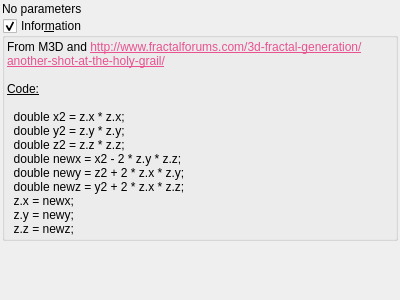
buddhi1980/mandelbulber2, file mandelbulber2/qt_data/fractal_quickdudley.ui: the form before one commit.
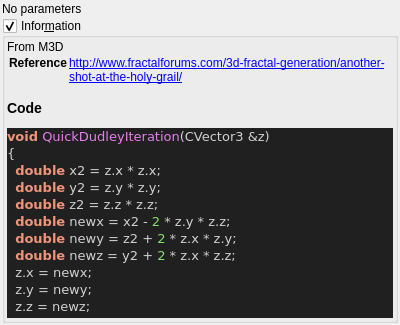
The form after the commit. Custom widgets are drawn as their Qt base class.

```diff
--- a/mandelbulber2/qt_data/fractal_quickdudley.ui
+++ b/mandelbulber2/qt_data/fractal_quickdudley.ui
@@ -66,23 +66,34 @@
       <item>
        <widget class="QLabel" name="label_4">
         <property name="text">
-         <string>&lt;!DOCTYPE HTML PUBLIC &quot;-//W3C//DTD HTML 4.0//EN&quot; &quot;http://www.w3.org/TR/REC-html40/strict.dtd&quot;&gt;
-&lt;html&gt;&lt;head&gt;&lt;meta name=&quot;qrichtext&quot; content=&quot;1&quot; /&gt;&lt;style type=&quot;text/css&quot;&gt;
-p, li { white-space: pre-wrap; }
-&lt;/style&gt;&lt;/head&gt;&lt;body&gt;
-&lt;p style=&quot; margin-top:0px; margin-bottom:0px; margin-left:0px; margin-right:0px; -qt-block-indent:0; text-indent:0px;&quot;&gt;From M3D and &lt;a href=&quot;http://www.fractalforums.com/3d-fractal-generation/another-shot-at-the-holy-grail/&quot;&gt;&lt;span style=&quot; text-decoration: underline; color:#e85290;&quot;&gt;http://www.fractalforums.com/3d-fractal-generation/another-shot-at-the-holy-grail/&lt;/span&gt;&lt;/a&gt;&lt;/p&gt;
-&lt;p style=&quot;-qt-paragraph-type:empty; margin-top:0px; margin-bottom:0px; margin-left:0px; margin-right:0px; -qt-block-indent:0; text-indent:0px;&quot;&gt;&lt;br /&gt;&lt;/p&gt;
-&lt;p style=&quot; margin-top:0px; margin-bottom:0px; margin-left:0px; margin-right:0px; -qt-block-indent:0; text-indent:0px;&quot;&gt;&lt;span style=&quot; text-decoration: underline;&quot;&gt;Code:&lt;/span&gt;&lt;/p&gt;
-&lt;p style=&quot;-qt-paragraph-type:empty; margin-top:0px; margin-bottom:0px; margin-left:0px; margin-right:0px; -qt-block-indent:0; text-indent:0px; text-decoration: underline;&quot;&gt;&lt;br /&gt;&lt;/p&gt;
-&lt;p style=&quot; margin-top:0px; margin-bottom:0px; margin-left:0px; margin-right:0px; -qt-block-indent:0; text-indent:0px;&quot;&gt;  double x2 = z.x * z.x;&lt;/p&gt;
-&lt;p style=&quot; margin-top:0px; margin-bottom:0px; margin-left:0px; margin-right:0px; -qt-block-indent:0; text-indent:0px;&quot;&gt;  double y2 = z.y * z.y;&lt;/p&gt;
-&lt;p style=&quot; margin-top:0px; margin-bottom:0px; margin-left:0px; margin-right:0px; -qt-block-indent:0; text-indent:0px;&quot;&gt;  double z2 = z.z * z.z;&lt;/p&gt;
-&lt;p style=&quot; margin-top:0px; margin-bottom:0px; margin-left:0px; margin-right:0px; -qt-block-indent:0; text-indent:0px;&quot;&gt;  double newx = x2 - 2 * z.y * z.z;&lt;/p&gt;
-&lt;p style=&quot; margin-top:0px; margin-bottom:0px; margin-left:0px; margin-right:0px; -qt-block-indent:0; text-indent:0px;&quot;&gt;  double newy = z2 + 2 * z.x * z.y;&lt;/p&gt;
-&lt;p style=&quot; margin-top:0px; margin-bottom:0px; margin-left:0px; margin-right:0px; -qt-block-indent:0; text-indent:0px;&quot;&gt;  double newz = y2 + 2 * z.x * z.z;&lt;/p&gt;
-&lt;p style=&quot; margin-top:0px; margin-bottom:0px; margin-left:0px; margin-right:0px; -qt-block-indent:0; text-indent:0px;&quot;&gt;  z.x = newx;&lt;/p&gt;
-&lt;p style=&quot; margin-top:0px; margin-bottom:0px; margin-left:0px; margin-right:0px; -qt-block-indent:0; text-indent:0px;&quot;&gt;  z.y = newy;&lt;/p&gt;
-&lt;p style=&quot; margin-top:0px; margin-bottom:0px; margin-left:0px; margin-right:0px; -qt-block-indent:0; text-indent:0px;&quot;&gt;  z.z = newz;&lt;/p&gt;&lt;/body&gt;&lt;/html&gt;</string>
+         <string>&lt;p&gt;From M3D&lt;/p&gt;&lt;table&gt;
+&lt;tr&gt;&lt;th&gt;Reference&lt;/th&gt;&lt;td&gt;&lt;a href=&quot;http://www.fractalforums.com/3d-fractal-generation/another-shot-at-the-holy-grail/&quot;&gt;http://www.fractalforums.com/3d-fractal-generation/another-shot-at-the-holy-grail/&lt;/a&gt;&lt;/td&gt;&lt;/tr&gt;
+&lt;/table&gt;
+&lt;h3&gt;Code&lt;/h3&gt;
+&lt;!DOCTYPE HTML PUBLIC &quot;-//W3C//DTD HTML 4.0 Transitional//EN&quot;&gt;
+&lt;html&gt;
+&lt;head&gt;
+&lt;meta http-equiv=&quot;content-type&quot; content=&quot;text/html; charset=ISO-8859-1&quot;&gt;
+&lt;title&gt;Source file&lt;/title&gt;
+&lt;/head&gt;
+&lt;body style=&quot;background-color:#202020&quot;&gt;
+&lt;pre style=&quot;color:#d0d0d0; background-color:#202020; font-size:10pt; font-family:'Courier New';&quot;&gt;&lt;span style=&quot;color:#f09479; font-weight:bold&quot;&gt;void&lt;/span&gt; &lt;span style=&quot;color:#e47eed&quot;&gt;QuickDudleyIteration&lt;/span&gt;&lt;span style=&quot;color:#d0d0d0&quot;&gt;(&lt;/span&gt;CVector3 &lt;span style=&quot;color:#d0d0d0&quot;&gt;&amp;amp;&lt;/span&gt;z&lt;span style=&quot;color:#d0d0d0&quot;&gt;)&lt;/span&gt;
+&lt;span style=&quot;color:#d0d0d0&quot;&gt;{&lt;/span&gt;
+  &lt;span style=&quot;color:#f09479; font-weight:bold&quot;&gt;double&lt;/span&gt; x2 &lt;span style=&quot;color:#d0d0d0&quot;&gt;=&lt;/span&gt; z&lt;span style=&quot;color:#d0d0d0&quot;&gt;.&lt;/span&gt;x &lt;span style=&quot;color:#d0d0d0&quot;&gt;*&lt;/span&gt; z&lt;span style=&quot;color:#d0d0d0&quot;&gt;.&lt;/span&gt;x&lt;span style=&quot;color:#d0d0d0&quot;&gt;;&lt;/span&gt;
+  &lt;span style=&quot;color:#f09479; font-weight:bold&quot;&gt;double&lt;/span&gt; y2 &lt;span style=&quot;color:#d0d0d0&quot;&gt;=&lt;/span&gt; z&lt;span style=&quot;color:#d0d0d0&quot;&gt;.&lt;/span&gt;y &lt;span style=&quot;color:#d0d0d0&quot;&gt;*&lt;/span&gt; z&lt;span style=&quot;color:#d0d0d0&quot;&gt;.&lt;/span&gt;y&lt;span style=&quot;color:#d0d0d0&quot;&gt;;&lt;/span&gt;
+  &lt;span style=&quot;color:#f09479; font-weight:bold&quot;&gt;double&lt;/span&gt; z2 &lt;span style=&quot;color:#d0d0d0&quot;&gt;=&lt;/span&gt; z&lt;span style=&quot;color:#d0d0d0&quot;&gt;.&lt;/span&gt;z &lt;span style=&quot;color:#d0d0d0&quot;&gt;*&lt;/span&gt; z&lt;span style=&quot;color:#d0d0d0&quot;&gt;.&lt;/span&gt;z&lt;span style=&quot;color:#d0d0d0&quot;&gt;;&lt;/span&gt;
+  &lt;span style=&quot;color:#f09479; font-weight:bold&quot;&gt;double&lt;/span&gt; newx &lt;span style=&quot;color:#d0d0d0&quot;&gt;=&lt;/span&gt; x2 &lt;span style=&quot;color:#d0d0d0&quot;&gt;-&lt;/span&gt; &lt;span style=&quot;color:#87df71&quot;&gt;2&lt;/span&gt; &lt;span style=&quot;color:#d0d0d0&quot;&gt;*&lt;/span&gt; z&lt;span style=&quot;color:#d0d0d0&quot;&gt;.&lt;/span&gt;y &lt;span style=&quot;color:#d0d0d0&quot;&gt;*&lt;/span&gt; z&lt;span style=&quot;color:#d0d0d0&quot;&gt;.&lt;/span&gt;z&lt;span style=&quot;color:#d0d0d0&quot;&gt;;&lt;/span&gt;
+  &lt;span style=&quot;color:#f09479; font-weight:bold&quot;&gt;double&lt;/span&gt; newy &lt;span style=&quot;color:#d0d0d0&quot;&gt;=&lt;/span&gt; z2 &lt;span style=&quot;color:#d0d0d0&quot;&gt;+&lt;/span&gt; &lt;span style=&quot;color:#87df71&quot;&gt;2&lt;/span&gt; &lt;span style=&quot;color:#d0d0d0&quot;&gt;*&lt;/span&gt; z&lt;span style=&quot;color:#d0d0d0&quot;&gt;.&lt;/span&gt;x &lt;span style=&quot;color:#d0d0d0&quot;&gt;*&lt;/span&gt; z&lt;span style=&quot;color:#d0d0d0&quot;&gt;.&lt;/span&gt;y&lt;span style=&quot;color:#d0d0d0&quot;&gt;;&lt;/span&gt;
+  &lt;span style=&quot;color:#f09479; font-weight:bold&quot;&gt;double&lt;/span&gt; newz &lt;span style=&quot;color:#d0d0d0&quot;&gt;=&lt;/span&gt; y2 &lt;span style=&quot;color:#d0d0d0&quot;&gt;+&lt;/span&gt; &lt;span style=&quot;color:#87df71&quot;&gt;2&lt;/span&gt; &lt;span style=&quot;color:#d0d0d0&quot;&gt;*&lt;/span&gt; z&lt;span style=&quot;color:#d0d0d0&quot;&gt;.&lt;/span&gt;x &lt;span style=&quot;color:#d0d0d0&quot;&gt;*&lt;/span&gt; z&lt;span style=&quot;color:#d0d0d0&quot;&gt;.&lt;/span&gt;z&lt;span style=&quot;color:#d0d0d0&quot;&gt;;&lt;/span&gt;
+  z&lt;span style=&quot;color:#d0d0d0&quot;&gt;.&lt;/span&gt;x &lt;span style=&quot;color:#d0d0d0&quot;&gt;=&lt;/span&gt; newx&lt;span style=&quot;color:#d0d0d0&quot;&gt;;&lt;/span&gt;
+  z&lt;span style=&quot;color:#d0d0d0&quot;&gt;.&lt;/span&gt;y &lt;span style=&quot;color:#d0d0d0&quot;&gt;=&lt;/span&gt; newy&lt;span style=&quot;color:#d0d0d0&quot;&gt;;&lt;/span&gt;
+  z&lt;span style=&quot;color:#d0d0d0&quot;&gt;.&lt;/span&gt;z &lt;span style=&quot;color:#d0d0d0&quot;&gt;=&lt;/span&gt; newz&lt;span style=&quot;color:#d0d0d0&quot;&gt;;&lt;/span&gt;
+&lt;span style=&quot;color:#d0d0d0&quot;&gt;}&lt;/span&gt;
+&lt;/pre&gt;
+&lt;/body&gt;
+&lt;/html&gt;
+&lt;!--HTML generated by highlight 3.9, http://www.andre-simon.de/--&gt;
+</string>
         </property>
         <property name="wordWrap">
          <bool>true</bool>
```
Left out of the diff: 2 changed lines with no effect on the pictures.
